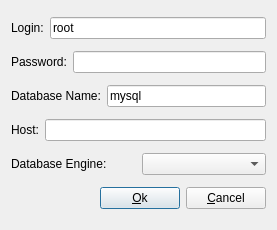
Before: the Qt Designer form dialoglogin.ui in gthom/gapQBE, drawn with Qt 5.
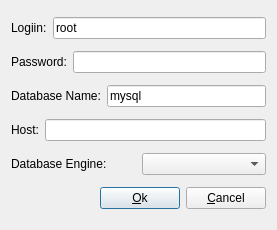
After: the same form once the commit is applied. Icons and pictures are not drawn.

Diff of the .ui file:
```diff
--- a/dialoglogin.ui
+++ b/dialoglogin.ui
@@ -23,7 +23,7 @@
      <item>
       <widget class="QLabel" name="label">
        <property name="text">
-        <string>Login:</string>
+        <string>Logiin:</string>
        </property>
       </widget>
      </item>
```
